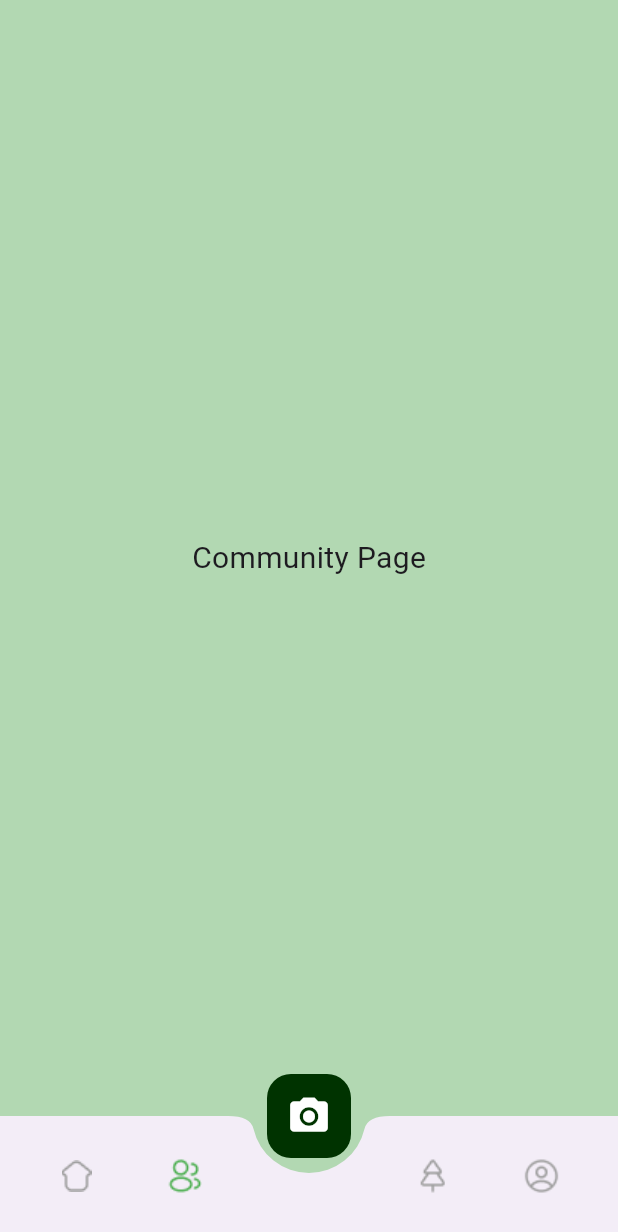
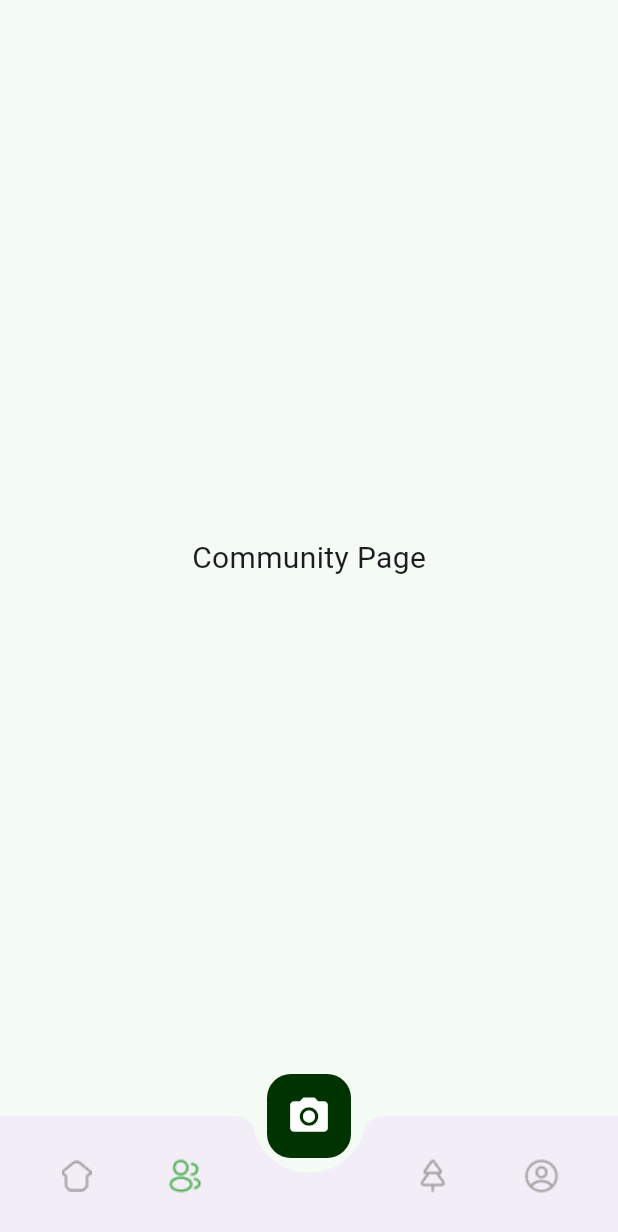
Before and after one commit to SDGP-CS-09/BLOOM-Frontend, a Flutter app: the screen it shows after launch, item 2 of the bottom bar chosen, on a phone screen of 412 x 824 dp. Shown: the top 1232 px of the screen. Run offline on Flutter 3.47's test engine with Material 3 defaults, Android fonts, the phone set to English and light mode, and no system bars; our stand-ins replace geolocator.

Commit message:
updated diagnosis card(home screen)
Image works.

```diff
--- a/lib/screens/home/home_screen.dart
+++ b/lib/screens/home/home_screen.dart
@@ -219,7 +219,7 @@ class _HomeScreenState extends State<HomeScreen> {
                       children: [
                         // Plant image
                         Image.asset(
-                          'assets/monstera-deliciosa-plant-pot__1_-removebg-preview 1.png',
+                          'assets/Logos/card.png',
                           width: 80,
                           height: 120,
                           errorBuilder: (context, error, stackTrace) =>
@@ -316,7 +316,7 @@ class _HomeScreenState extends State<HomeScreen> {
     ];
 
     return Scaffold(
-      backgroundColor: const Color(0xFFB2D8B2),
+      backgroundColor: const Color(0xFFF4FAF4),
       body: _pages[_selectedIndex],
       bottomNavigationBar: BottomAppBar(
         shape: const CircularNotchedRectangle(),
```
Also changed, not shown: pubspec.yaml (+1 -7 lines), assets/Logos/card.png (renamed from assets/Logos/monstera-deliciosa-plant-pot__1_-removebg-preview 1.png).
